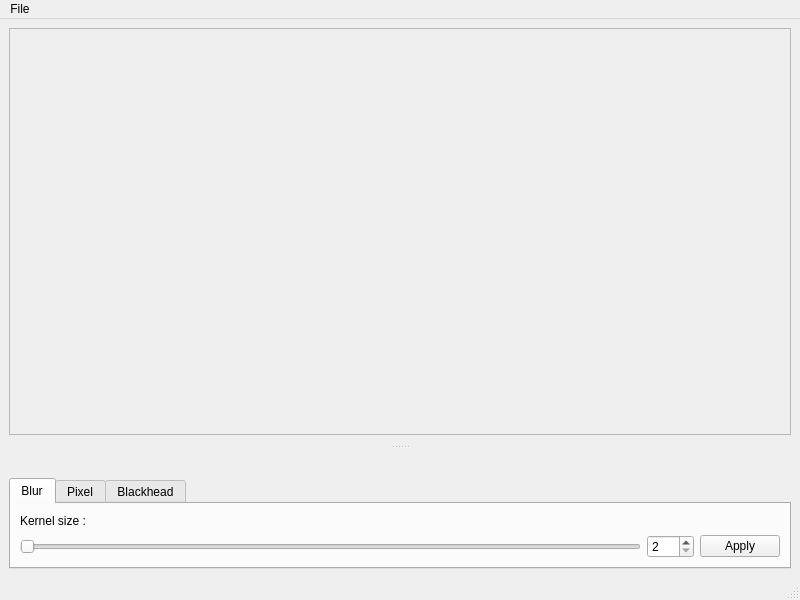
AurelienBesnier/Projet-HAI927, file src/GUI/MainWindow.ui: the form before one commit.
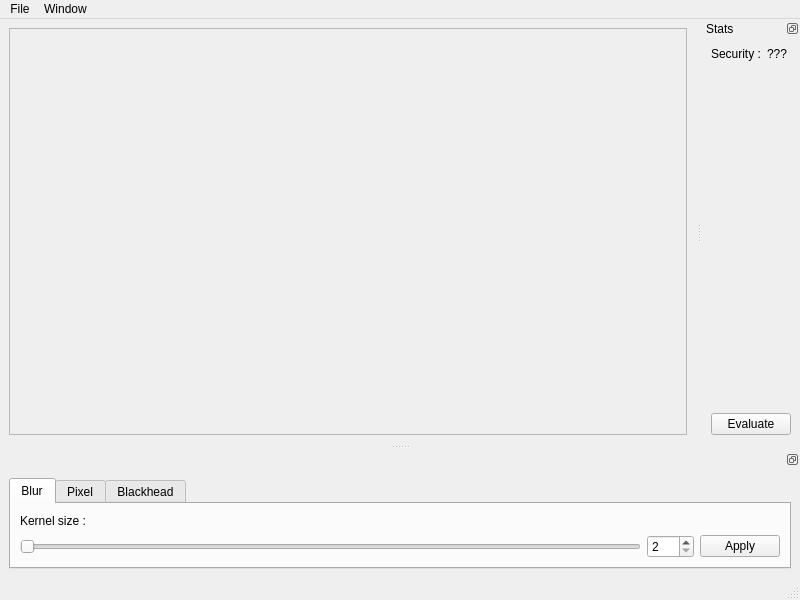
The form after the commit.

Commit message: Add image opening and selection logic to GUI

Patch:
```diff
--- a/src/GUI/MainWindow.ui
+++ b/src/GUI/MainWindow.ui
@@ -16,34 +16,41 @@
   <widget class="QWidget" name="centralwidget">
    <layout class="QGridLayout" name="gridLayout">
     <item row="1" column="0">
-     <widget class="QScrollArea" name="scrollArea">
-      <property name="widgetResizable">
-       <bool>true</bool>
+     <widget class="QScrollArea" name="scroll_area">
+      <property name="sizeAdjustPolicy">
+       <enum>QAbstractScrollArea::AdjustIgnored</enum>
+      </property>
+      <property name="alignment">
+       <set>Qt::AlignCenter</set>
       </property>
       <widget class="QWidget" name="scrollAreaWidgetContents">
        <property name="geometry">
         <rect>
-         <x>0</x>
-         <y>0</y>
-         <width>780</width>
-         <height>393</height>
+         <x>334</x>
+         <y>196</y>
+         <width>0</width>
+         <height>0</height>
         </rect>
        </property>
-       <layout class="QGridLayout" name="gridLayout_6">
-        <item row="0" column="0">
-         <widget class="QLabel" name="image_label">
-          <property name="sizePolicy">
-           <sizepolicy hsizetype="Ignored" vsizetype="Ignored">
-            <horstretch>0</horstretch>
-            <verstretch>0</verstretch>
-           </sizepolicy>
-          </property>
-          <property name="text">
-           <string/>
-          </property>
-         </widget>
-        </item>
-       </layout>
+       <widget class="QLabel" name="image_label">
+        <property name="geometry">
+         <rect>
+          <x>0</x>
+          <y>0</y>
+          <width>9</width>
+          <height>17</height>
+         </rect>
+        </property>
+        <property name="text">
+         <string/>
+        </property>
+        <property name="scaledContents">
+         <bool>true</bool>
+        </property>
+        <property name="alignment">
+         <set>Qt::AlignCenter</set>
+        </property>
+       </widget>
       </widget>
      </widget>
     </item>
@@ -64,12 +71,20 @@
     </property>
     <addaction name="open_action"/>
    </widget>
+   <widget class="QMenu" name="menuWindow">
+    <property name="title">
+     <string>Window</string>
+    </property>
+    <addaction name="zoom_in_action"/>
+    <addaction name="zoom_out_action"/>
+   </widget>
    <addaction name="menuFile"/>
+   <addaction name="menuWindow"/>
   </widget>
   <widget class="QStatusBar" name="statusbar"/>
   <widget class="QDockWidget" name="dockWidget">
    <property name="features">
-    <set>QDockWidget::NoDockWidgetFeatures</set>
+    <set>QDockWidget::DockWidgetFloatable|QDockWidget::DockWidgetMovable</set>
    </property>
    <attribute name="dockWidgetArea">
     <number>8</number>
@@ -228,6 +243,58 @@
     </layout>
    </widget>
   </widget>
+  <widget class="QDockWidget" name="dockWidget_2">
+   <property name="features">
+    <set>QDockWidget::DockWidgetFloatable|QDockWidget::DockWidgetMovable</set>
+   </property>
+   <property name="allowedAreas">
+    <set>Qt::LeftDockWidgetArea|Qt::RightDockWidgetArea</set>
+   </property>
+   <property name="windowTitle">
+    <string>Stats</string>
+   </property>
+   <attribute name="dockWidgetArea">
+    <number>2</number>
+   </attribute>
+   <widget class="QWidget" name="dockWidgetContents_2">
+    <layout class="QGridLayout" name="gridLayout_7">
+     <item row="1" column="0">
+      <spacer name="verticalSpacer">
+       <property name="orientation">
+        <enum>Qt::Vertical</enum>
+       </property>
+       <property name="sizeHint" stdset="0">
+        <size>
+         <width>20</width>
+         <height>40</height>
+        </size>
+       </property>
+      </spacer>
+     </item>
+     <item row="0" column="0">
+      <widget class="QLabel" name="label_4">
+       <property name="text">
+        <string>Security :</string>
+       </property>
+      </widget>
+     </item>
+     <item row="0" column="1">
+      <widget class="QLabel" name="security_label">
+       <property name="text">
+        <string notr="true">???</string>
+       </property>
+      </widget>
+     </item>
+     <item row="2" column="0" colspan="2">
+      <widget class="QPushButton" name="evaluate_button">
+       <property name="text">
+        <string>Evaluate</string>
+       </property>
+      </widget>
+     </item>
+    </layout>
+   </widget>
+  </widget>
   <action name="open_action">
    <property name="text">
     <string>Open...</string>
```
Left out of the diff: 17 changed lines with no effect on the pictures. The commit also changes 2 other files.
